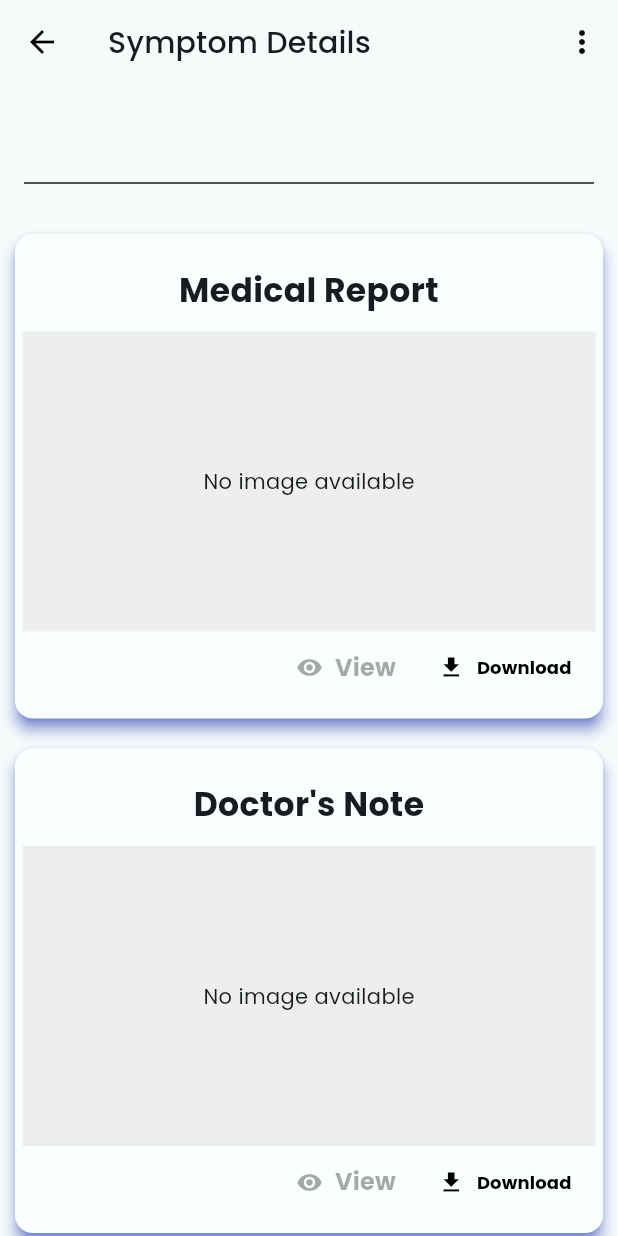
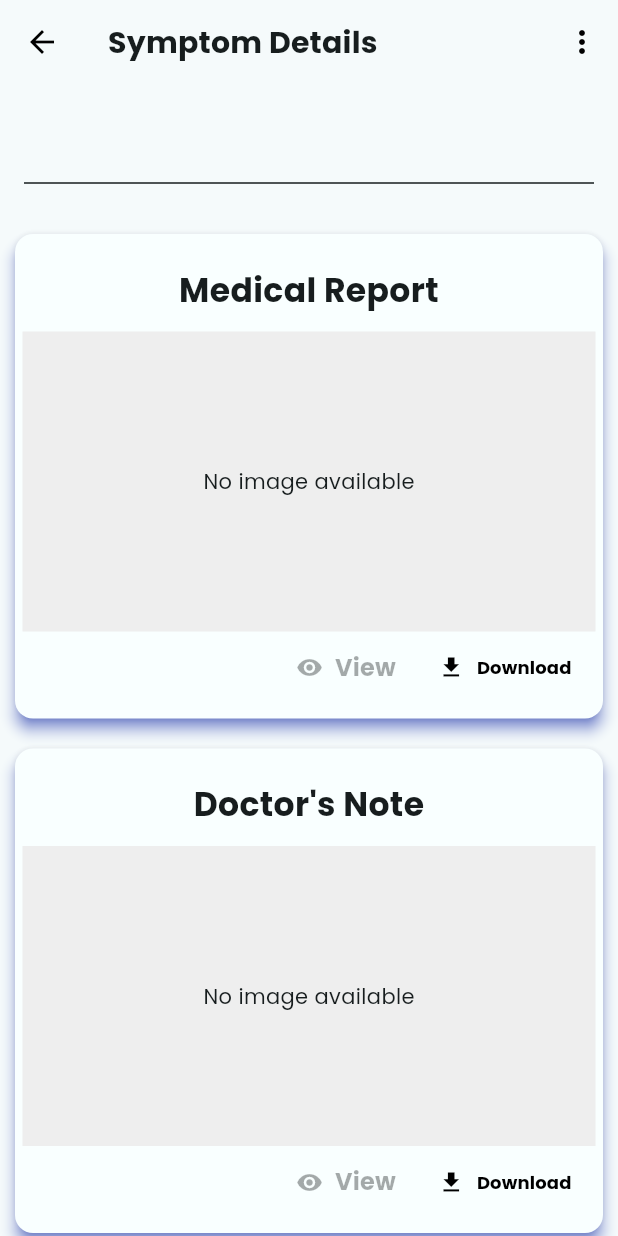
Before and after one commit to andriimobdev25/healthcare-app, a Flutter app: the SingleSymptonPage screen opened directly with empty values, on a phone screen of 412 x 824 dp. Run offline on Flutter 3.47's test engine with Material 3 defaults, Android fonts, the phone set to English and light mode, and no system bars; our stand-ins replace animate_do, cloud_firestore, firebase_auth, firebase_core, firebase_messaging, firebase_storage and 8 more; missing offline and left inert: google_mlkit_text_recognition; accounts and stored records are empty; network calls fail.

Commit message:
Refactor layout in SingleSymptonPage for improved readability; update title style for better emphasis

```diff
--- a/lib/pages/healthcategory/single_sympton_page.dart
+++ b/lib/pages/healthcategory/single_sympton_page.dart
@@ -139,7 +139,8 @@ class _SingleSymptonPageState extends State<SingleSymptonPage> {
                                 Navigator.of(context).push(
                                   MaterialPageRoute(
                                     builder: (context) => ViewProcessTextPage(
-                                        title: title, processText: processText,
+                                      title: title,
+                                      processText: processText,
                                     ),
                                   ),
                                 )
@@ -204,6 +205,7 @@ class _SingleSymptonPageState extends State<SingleSymptonPage> {
       ),
     );
   }
+
   void _deleteSympton(BuildContext context) async {
     try {
       SymtonService().deleteSympton(
@@ -239,7 +241,12 @@ class _SingleSymptonPageState extends State<SingleSymptonPage> {
   Widget build(BuildContext context) {
     return Scaffold(
       appBar: AppBar(
-        title: const Text('Symptom Details'),
+        title: const Text(
+          'Symptom Details',
+          style: TextStyle(
+            fontWeight: FontWeight.bold,
+          ),
+        ),
         actions: [
           IconButton(
             onPressed: () {
```
Also changed, not shown: lib/main.dart (line endings or trailing spaces).
